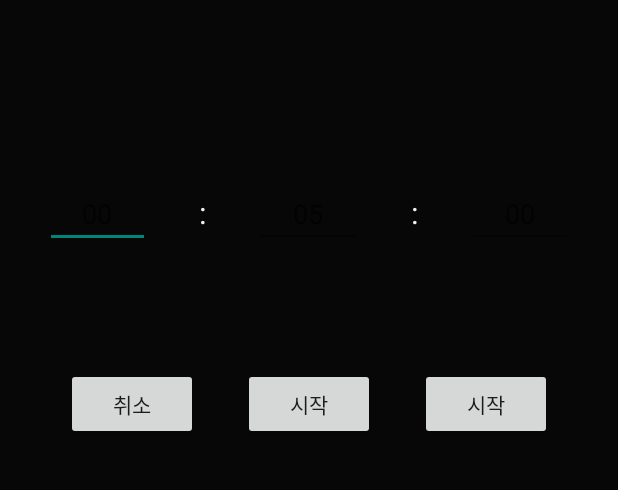
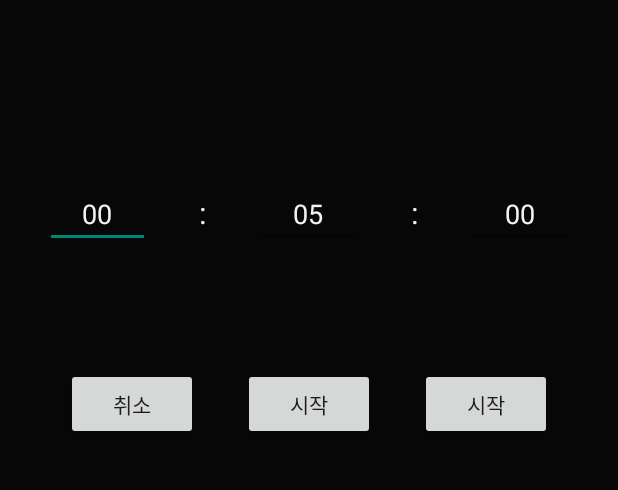
Before and after one commit to Index-dev/What_I_Need, an Android app: the TimerActivity screen opened directly, with no data from a screen before it, on a phone screen of 412 x 824 dp, the part 300-790 px from its top. Run offline under Robolectric (Android 15) with nearby library versions, the phone set to English and light mode, and no system bars.

Commit message:
feat: Add color to hint

```diff
--- a/younghyun/app/src/main/res/layout/activity_timer.xml
+++ b/younghyun/app/src/main/res/layout/activity_timer.xml
@@ -40,7 +40,7 @@
                 android:layout_width="0dp"
                 android:layout_weight="1"
                 android:hint="00"
-                android:textColor="@color/white"
+                android:textColorHint="@color/white"
                 android:gravity="center"
                 android:layout_height="wrap_content"
                 android:inputType="number"/>
@@ -63,7 +63,7 @@
                 android:layout_width="0dp"
                 android:layout_weight="1"
                 android:hint="05"
-                android:textColor="@color/white"
+                android:textColorHint="@color/white"
                 android:gravity="center"
                 android:layout_height="wrap_content"
                 android:inputType="number"/>
@@ -86,7 +86,7 @@
                 android:layout_width="0dp"
                 android:layout_weight="1"
                 android:hint="00"
-                android:textColor="@color/white"
+                android:textColorHint="@color/white"
                 android:gravity="center"
                 android:layout_height="wrap_content"
                 android:inputType="number"/>
```
